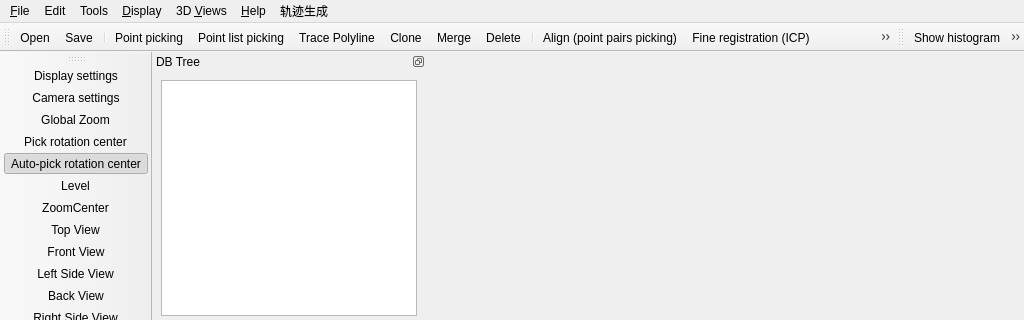
C-prince/CloudCompare-DTM, file qDTM/ui_templates/mainWindow.ui: the form before one commit; both pictures show x 0 to 1024 and y 0 to 320 of the 1024 by 768 pixel window.
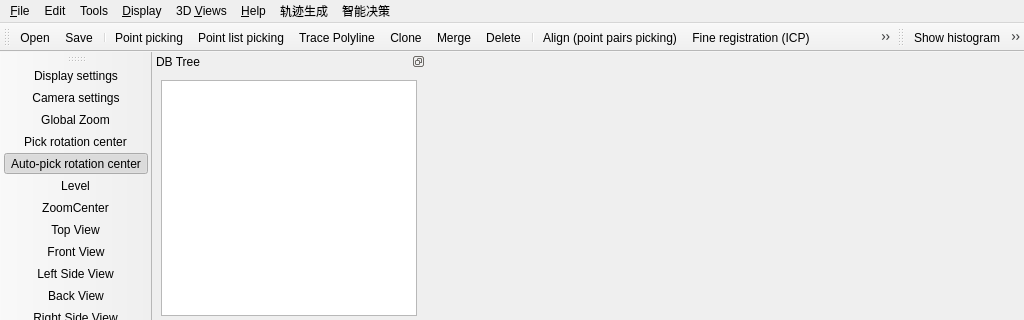
The form after the commit. Icons and pictures are not drawn. Custom widgets are drawn as their Qt base class.

Commit message: 智能决策界面链接

The edit to the form file:
```diff
--- a/qDTM/ui_templates/mainWindow.ui
+++ b/qDTM/ui_templates/mainWindow.ui
@@ -518,6 +518,12 @@
     </property>
     <addaction name="actionMachining_simulation"/>
    </widget>
+   <widget class="QMenu" name="menu_2">
+    <property name="title">
+     <string>智能决策</string>
+    </property>
+    <addaction name="actionIntelligentDecision"/>
+   </widget>
    <addaction name="menuFile"/>
    <addaction name="menuEdit"/>
    <addaction name="menuTools"/>
@@ -525,6 +531,7 @@
    <addaction name="menu3DViews"/>
    <addaction name="menuHelp"/>
    <addaction name="menu"/>
+   <addaction name="menu_2"/>
   </widget>
   <widget class="QDockWidget" name="DockableDBTree">
    <property name="minimumSize">
```
Left out of the diff: 9 changed lines with no effect on the pictures. The commit also changes 9 other files.
